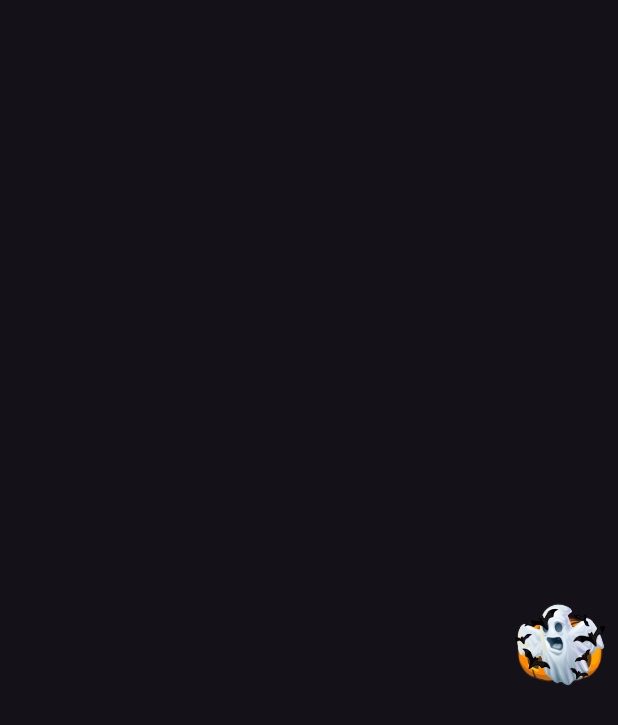
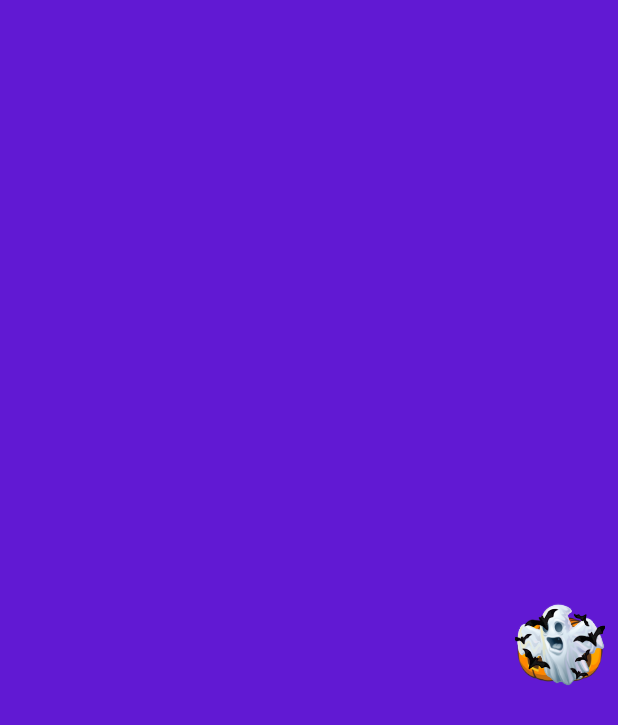
Before and after one commit to HydervaliY/Spooky_in_class, a Flutter app: the screen it shows after launch, on a phone screen of 412 x 824 dp. Shown: the top 725 px of the screen. Run offline on Flutter 3.47's test engine with Material 3 defaults, Android fonts, the phone set to English and light mode, and no system bars; our stand-ins replace just_audio.

Commit message:
Fixed background color

```diff
--- a/lib/game_screen.dart
+++ b/lib/game_screen.dart
@@ -80,6 +80,7 @@ class _GameScreenState extends State<GameScreen> {
   @override
   Widget build(BuildContext context) {
     return Scaffold(
+      backgroundColor: const Color.fromARGB(255, 97, 25, 211),
       body: Stack(
         children: _spookyItems,
       ),
```
